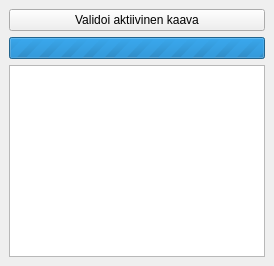
GispoCoding/arho-qgis-plugin, file arho_feature_template/gui/validation_dock.ui: the form before one commit.
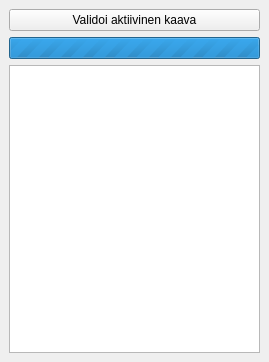
The form after the commit. Custom widgets are drawn as their Qt base class.

Commit message: Present validation errors in a tree view

```diff
--- a/arho_feature_template/gui/validation_dock.ui
+++ b/arho_feature_template/gui/validation_dock.ui
@@ -1,22 +1,26 @@
 <ui version="4.0">
  <class>ValidationDock</class>
  <widget class="QDockWidget" name="ValidationDock">
+  <property name="geometry">
+   <rect>
+    <x>0</x>
+    <y>0</y>
+    <width>269</width>
+    <height>362</height>
+   </rect>
+  </property>
   <property name="windowTitle">
    <string>Validaation tulokset</string>
   </property>
   <widget class="QWidget" name="dockWidgetContents">
    <layout class="QVBoxLayout" name="verticalLayout">
     <item>
-     <layout class="QHBoxLayout" name="buttonLayout">
-      <item>
        <widget class="QPushButton" name="validate_button">
         <property name="text">
          <string>Validoi aktiivinen kaava</string>
         </property>
        </widget>
       </item>
-     </layout>
-    </item>
     <item>
      <widget class="QProgressBar" name="progress_bar">
       <property name="minimum">
@@ -31,11 +35,18 @@
      </widget>
     </item>
     <item>
-     <widget class="QListView" name="error_list_view"/>
+     <widget class="ValidationTreeView" name="validation_result_tree_view"/>
     </item>
    </layout>
   </widget>
  </widget>
+ <customwidgets>
+  <customwidget>
+   <class>ValidationTreeView</class>
+   <extends>QTreeView</extends>
+   <header>arho_feature_template.gui.validation_tree_view</header>
+  </customwidget>
+ </customwidgets>
  <resources/>
  <connections/>
 </ui>
```
Left out of the diff: 13 changed lines with no effect on the pictures. Lines whose indentation alone changed are shown as unchanged. The commit also changes 2 other files.
